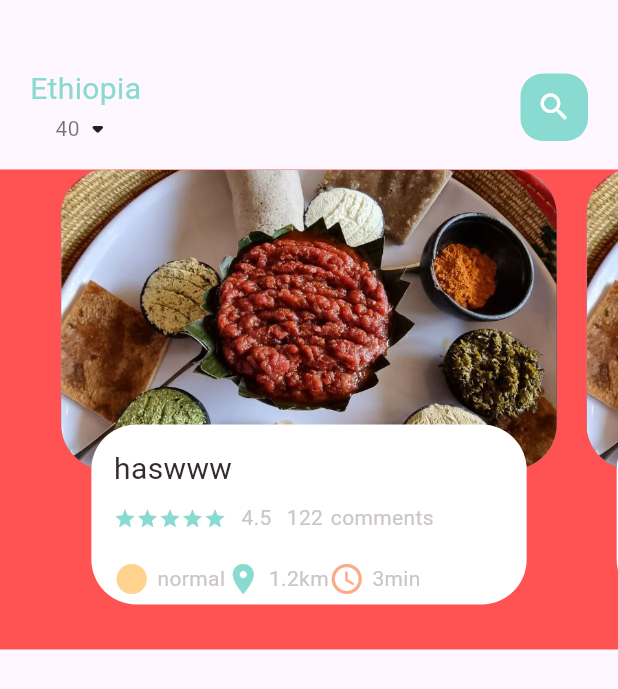
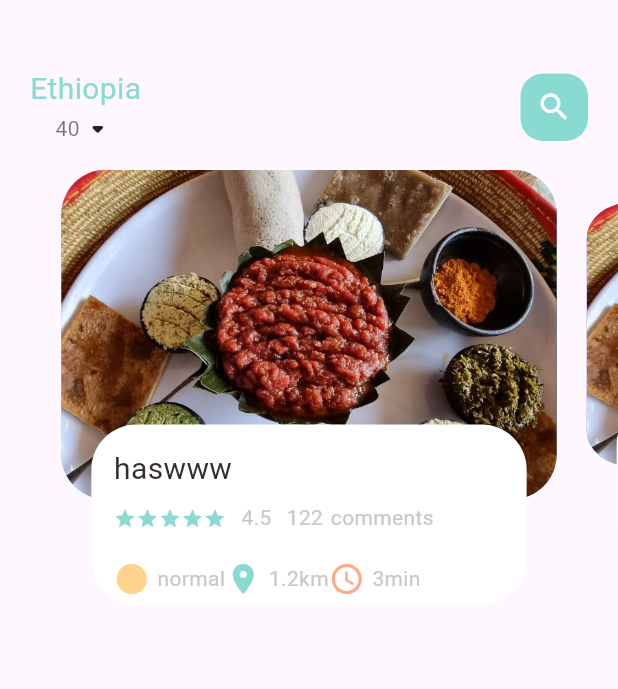
Before and after one commit to asm2212/gamo, a Flutter app: the screen it shows after launch, on a phone screen of 412 x 824 dp. Shown: the top 689 px of the screen. Run offline on Flutter 3.47's test engine with Material 3 defaults, Android fonts, the light colour scheme and no system bars; project files that could hold a hidden picture were left out.

Commit message:
scale up and down or zoom in

```diff
--- a/lib/home/food_page_body.dart
+++ b/lib/home/food_page_body.dart
@@ -1,4 +1,3 @@
-
 import 'package:flutter/cupertino.dart';
 import 'package:flutter/material.dart';
 import 'package:gamo/utils/colors.dart';
@@ -15,11 +14,29 @@ class FoodPageBody extends StatefulWidget {
 
 class _FoodPageBodyState extends State<FoodPageBody> {
   PageController pageController = PageController(viewportFraction: 0.85);
+  var _currPageValue = 0.0;
+  final double _scaleFactor = 0.8;
+  final double _height = 220;
+
+  @override
+  void initState() {
+    super.initState();
+    pageController.addListener(() {
+      setState(() {
+        _currPageValue = pageController.page!;
+      });
+    });
+  }
+
+  @override
+  void dispose() {
+    pageController.dispose();
+    super.dispose();
+  }
 
   @override
   Widget build(BuildContext context) {
     return Container(
-      color: Colors.redAccent,
       height: 320,
       child: PageView.builder(
         controller: pageController,
@@ -32,10 +49,33 @@ class _FoodPageBodyState extends State<FoodPageBody> {
   }
 
   Widget _buildPageItem(int index) {
-    return Stack(
+    Matrix4 matrix = Matrix4.identity();
+    double scale;
+    double translation;
+
+    if (index == _currPageValue.floor()) {
+      scale = 1 - (_currPageValue - index) * (1 - _scaleFactor);
+      translation = _height * (1 - scale) / 2;
+    } else if (index == _currPageValue.floor() + 1) {
+      scale = _scaleFactor + (_currPageValue - index + 1) * (1 - _scaleFactor);
+      translation = _height * (1 - scale) / 2;
+    } else if (index == _currPageValue.floor() - 1) {
+      scale = 1 - (_currPageValue - index) * (1 - _scaleFactor);
+      translation = _height * (1 - scale) / 2;
+    } else {
+      scale = _scaleFactor;
+      translation = _height * (1 - scale) / 2;
+    }
+
+    matrix = Matrix4.diagonal3Values(1, scale, 1)
+      ..setTranslationRaw(0, translation, 0);
+
+    return Transform(
+      transform: matrix,
+      child: Stack(
         children: [
           Container(
-          height: 200,
+            height: 220,
             margin: EdgeInsets.symmetric(horizontal: 10),
             decoration: BoxDecoration(
               borderRadius: BorderRadius.circular(30),
@@ -82,25 +122,33 @@ class _FoodPageBodyState extends State<FoodPageBody> {
                         SmallText(text: "comments"),
                       ],
                     ),
-                  SizedBox(height: 20,),
+                    SizedBox(height: 20),
                     Row(
                       children: [
-                      IconAndTextWidget(icon: Icons.circle_sharp,
+                        IconAndTextWidget(
+                          icon: Icons.circle_sharp,
                           text: "normal",
-                       iconColor: AppColors.iconColor1),
-                      IconAndTextWidget(icon: Icons.location_on,
+                          iconColor: AppColors.iconColor1,
+                        ),
+                        IconAndTextWidget(
+                          icon: Icons.location_on,
                           text: "1.2km",
-                       iconColor: AppColors.mainColor),
-                      IconAndTextWidget(icon: Icons.access_time_rounded,
+                          iconColor: AppColors.mainColor,
+                        ),
+                        IconAndTextWidget(
+                          icon: Icons.access_time_rounded,
                           text: "3min",
-                       iconColor: AppColors.iconColor2),
-                  ],)
+                          iconColor: AppColors.iconColor2,
+                        ),
+                      ],
+                    ),
                   ],
                 ),
               ),
             ),
           ),
         ],
+      ),
     );
   }
 }
```
Lines whose indentation alone changed are shown as unchanged.
